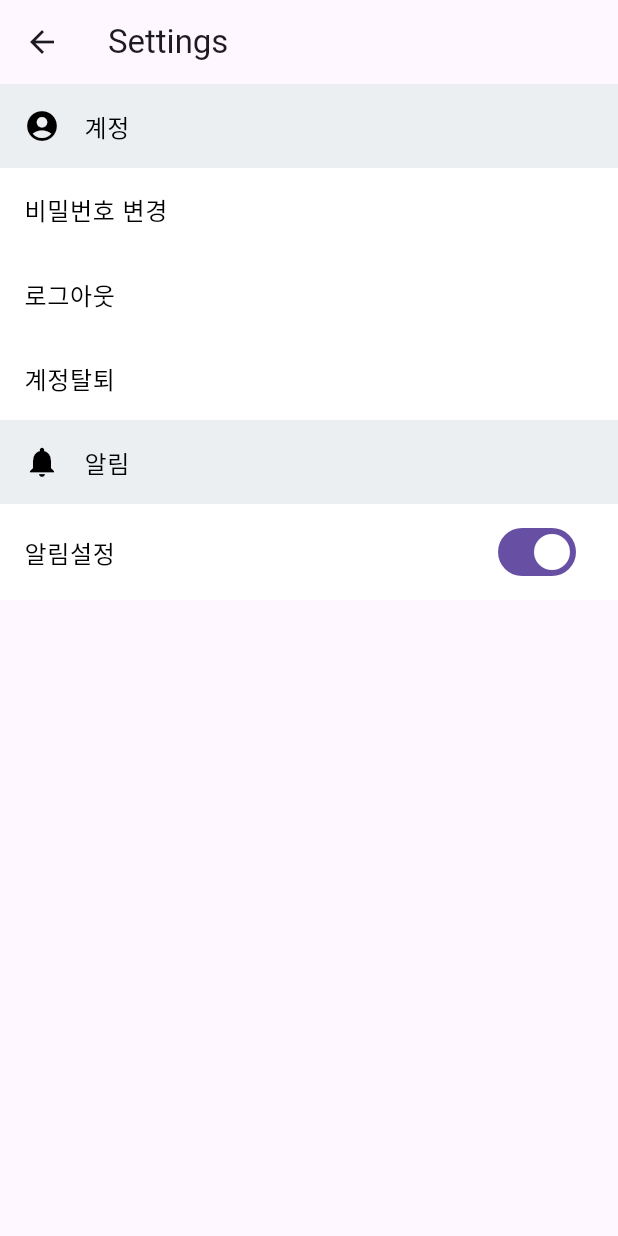
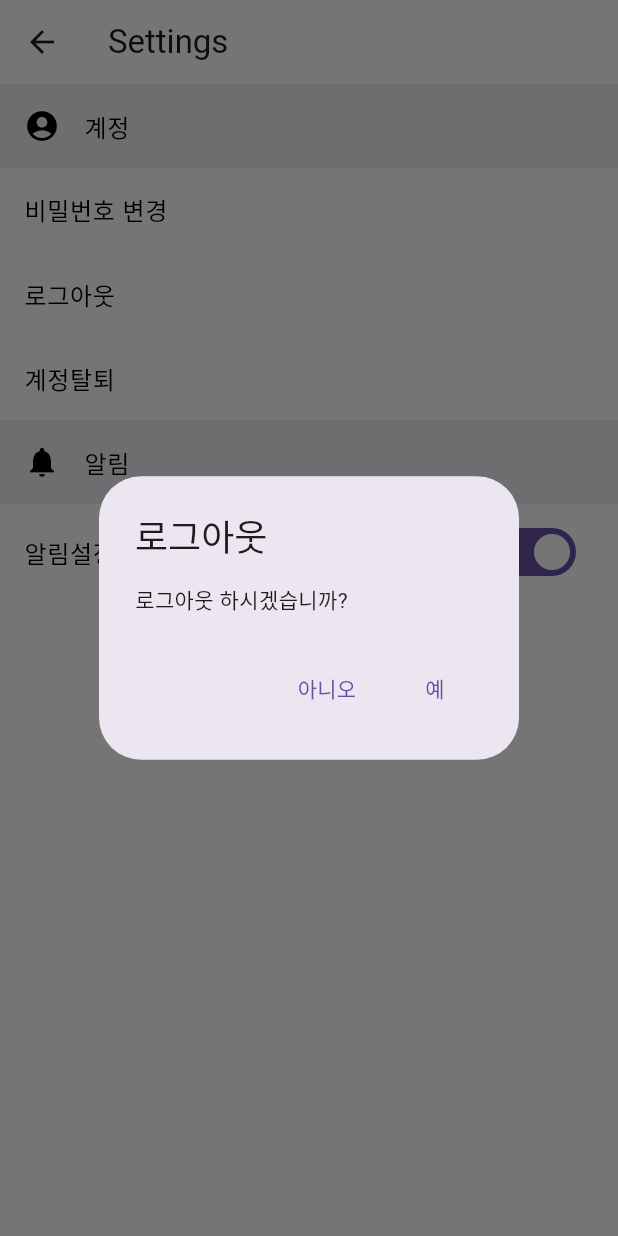
Before and after one commit to dmsdn02/memoria, a Flutter app: the SettingPage screen opened directly, after a tap on "로그아웃", on a phone screen of 412 x 824 dp. Run offline on Flutter 3.47's test engine with Material 3 defaults, Android fonts, the phone set to English and light mode, and no system bars; our stand-ins replace cloud_firestore, firebase_auth, firebase_core; accounts and stored records are empty; network calls fail.

Commit message:
(setting) 항목별 페이지 이동 및 각 페이지 생성

```diff
--- a/lib/add/setting.dart
+++ b/lib/add/setting.dart
@@ -1,5 +1,8 @@
 import 'package:flutter/material.dart';
-import 'package:memoria/startpage/reset_password.dart'; // ResetPassword 페이지 import
+import 'package:firebase_auth/firebase_auth.dart';
+import 'package:memoria/startpage/reset_password.dart';
+import '../startpage/start.dart';
+import 'delete_account.dart';
 
 class SettingPage extends StatelessWidget {
   @override
@@ -7,6 +10,7 @@ class SettingPage extends StatelessWidget {
     return Scaffold(
       appBar: AppBar(
         title: Text('Settings'),
+        backgroundColor: Colors.white,
         leading: IconButton(
           icon: Icon(Icons.arrow_back),
           onPressed: () {
@@ -14,6 +18,7 @@ class SettingPage extends StatelessWidget {
           },
         ),
       ),
+      backgroundColor: Colors.white,
       body: SettingsBody(),
     );
   }
@@ -43,13 +48,16 @@ class SettingsBody extends StatelessWidget {
         SubSettingItem(
           title: '로그아웃',
           onTap: () {
-            // Handle logout
+            _showLogoutDialog(context);
           },
         ),
         SubSettingItem(
           title: '계정탈퇴',
           onTap: () {
-            // Handle account deletion
+            Navigator.push(
+              context,
+              MaterialPageRoute(builder: (context) => DeleteAccountPage()),
+            );
           },
         ),
         SettingItem(
@@ -68,6 +76,36 @@ class SettingsBody extends StatelessWidget {
         ),
         // Add more settings as needed
       ],
+    );
+  }
+
+  void _showLogoutDialog(BuildContext context) {
+    showDialog(
+      context: context,
+      builder: (BuildContext context) {
+        return AlertDialog(
+          title: Text('로그아웃'),
+          content: Text('로그아웃 하시겠습니까?'),
+          actions: <Widget>[
+            TextButton(
+              child: Text('아니오'),
+              onPressed: () {
+                Navigator.of(context).pop(); // 다이얼로그 닫기
+              },
+            ),
+            TextButton(
+              child: Text('예'),
+              onPressed: () async {
+                await FirebaseAuth.instance.signOut(); // 로그아웃
+                Navigator.of(context).pushAndRemoveUntil(
+                  MaterialPageRoute(builder: (context) => StartPage()), // StartPage로 이동
+                      (Route<dynamic> route) => false, // 모든 이전 경로를 제거하여 뒤로 가기를 방지
+                );
+              },
+            ),
+          ],
+        );
+      },
     );
   }
 }
--- a/lib/main.dart
+++ b/lib/main.dart
@@ -24,7 +24,7 @@ class MyApp extends StatelessWidget {
   @override
   Widget build(BuildContext context) {
     return MaterialApp(
-      home: StartPage(), // 클래스 이름과 경로 확인
+      home: CalendarPage(), // 클래스 이름과 경로 확인
       debugShowCheckedModeBanner: false, // 디버그 배너 제거
     );
   }
--- a/lib/startpage/login.dart
+++ b/lib/startpage/login.dart
@@ -1,7 +1,7 @@
 import 'package:firebase_auth/firebase_auth.dart';
 import 'package:flutter/material.dart';
 import 'package:memoria/mainpage/calendar.dart';
-import 'package:memoria/startpage/findregister.dart';
+import 'package:memoria/startpage/reset_password.dart';
 import 'start.dart';
 
 void main() {
@@ -182,7 +182,7 @@ class LoginPage extends StatelessWidget {
               onPressed: () {
                 Navigator.push(
                   context,
-                  MaterialPageRoute(builder: (context) => FindRegister()),
+                  MaterialPageRoute(builder: (context) => ResetPassword()),
                 );// 비밀번호 찾기 페이지로 이동
               },
               child: Text(
```
Also changed, not shown: lib/add/delete_account.dart (renamed from lib/startpage/findregister.dart, +50 -57 lines).
